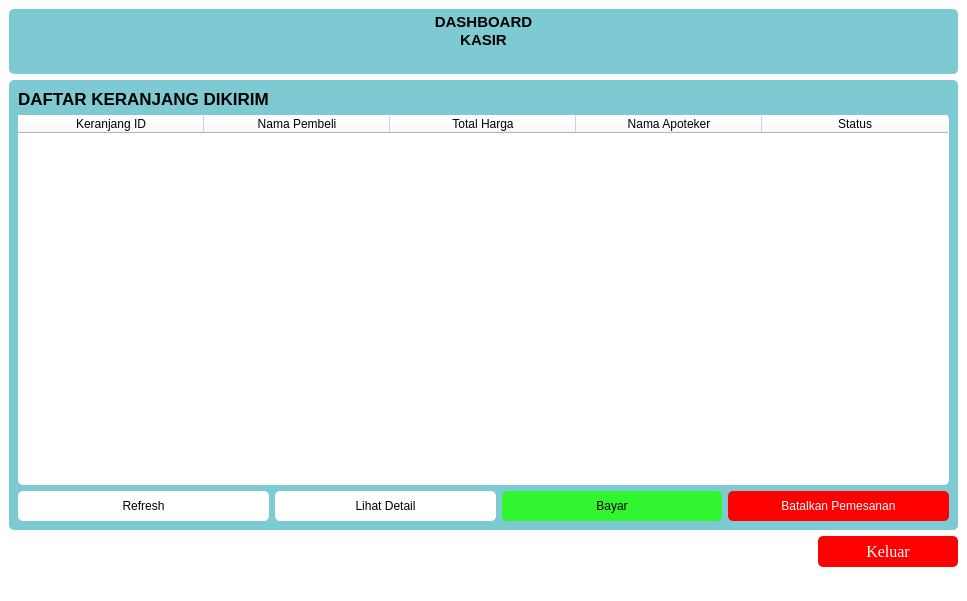
The window that frontend/dashboardKasir.ui (RN-1986/Aplikasi-apotek) describes before a commit, drawn with Qt 5.
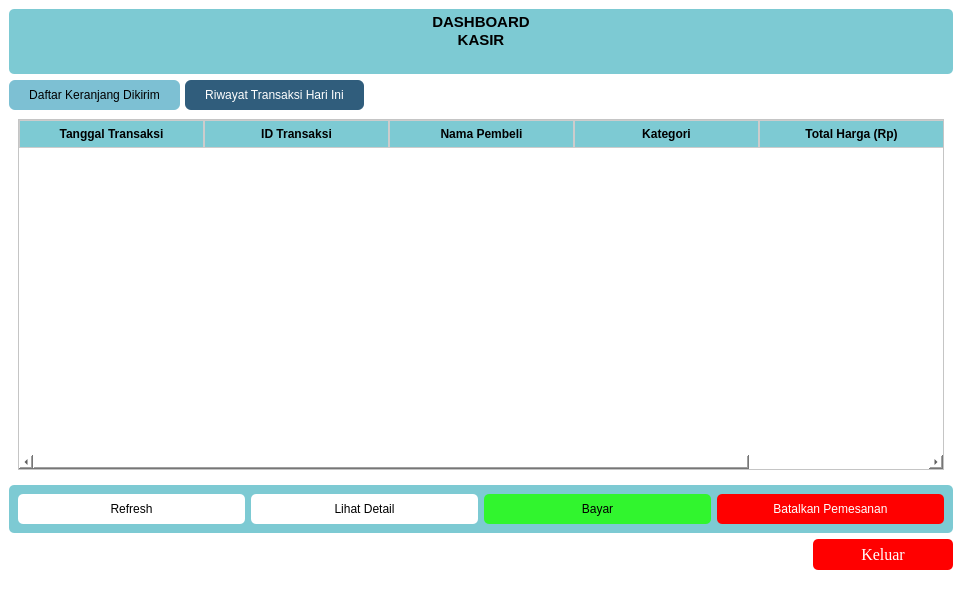
The same window after the commit. The open tabs and pages were chosen to show the change.

The edit to the form file:
```diff
--- a/frontend/dashboardKasir.ui
+++ b/frontend/dashboardKasir.ui
@@ -6,7 +6,7 @@
    <rect>
     <x>0</x>
     <y>0</y>
-    <width>967</width>
+    <width>962</width>
     <height>601</height>
    </rect>
   </property>
@@ -43,6 +43,134 @@
       </property>
      </widget>
     </item>
+    <item>
+     <widget class="QTabWidget" name="tabWidget">
+      <property name="styleSheet">
+       <string notr="true">QTabBar::tab {       
+	
+	
+	background-color: rgb(125, 192, 211);
+         padding: 8px 20px;
+         border-radius: 6px;
+         margin-right: 5px;
+       }
+       QTabBar::tab:selected {
+	background-color: rgb(48, 93, 124);
+	color: rgb(255, 255, 255);
+       }
+
+QTabWidget::pane {
+    border: none;
+    /* samakan dengan QWidget */
+	
+	background-color: rgb(125, 202, 211);
+}
+
+</string>
+      </property>
+      <property name="currentIndex">
+       <number>0</number>
+      </property>
+      <widget class="QWidget" name="tab">
+       <attribute name="title">
+        <string>Daftar Keranjang Dikirim</string>
+       </attribute>
+       <layout class="QGridLayout" name="gridLayout_2">
+        <item row="0" column="0">
+         <widget class="QTableWidget" name="tableWidget">
+          <property name="styleSheet">
+           <string notr="true">QHeaderView::section {
+    background-color: rgb(125, 202, 211);
+    color: black;
+    font-weight: bold;
+    padding: 4px;
+    border: 1px solid #ccc;
+}
+</string>
+          </property>
+          <attribute name="horizontalHeaderDefaultSectionSize">
+           <number>186</number>
+          </attribute>
+          <column>
+           <property name="text">
+            <string>Keranjang ID</string>
+           </property>
+          </column>
+          <column>
+           <property name="text">
+            <string>Nama Pembeli</string>
+           </property>
+          </column>
+          <column>
+           <property name="text">
+            <string>Total Harga (Rp)</string>
+           </property>
+          </column>
+          <column>
+           <property name="text">
+            <string>Nama Apoteker</string>
+           </property>
+          </column>
+          <column>
+           <property name="text">
+            <string>Status</string>
+           </property>
+          </column>
+         </widget>
+        </item>
+       </layout>
+      </widget>
+      <widget class="QWidget" name="tab_2">
+       <attribute name="title">
+        <string>Riwayat Transaksi Hari Ini</string>
+       </attribute>
+       <layout class="QGridLayout" name="gridLayout_3">
+        <item row="0" column="0">
+         <widget class="QTableWidget" name="tableWidget_2">
+          <property name="styleSheet">
+           <string notr="true">QHeaderView::section {
+    background-color: rgb(125, 202, 211);
+    color: black;
+    font-weight: bold;
+    padding: 4px;
+    border: 1px solid #ccc;
+}
+</string>
+          </property>
+          <attribute name="horizontalHeaderDefaultSectionSize">
+           <number>185</number>
+          </attribute>
+          <column>
+           <property name="text">
+            <string>Tanggal Transaksi</string>
+           </property>
+          </column>
+          <column>
+           <property name="text">
+            <string>ID Transaksi</string>
+           </property>
+          </column>
+          <column>
+           <property name="text">
+            <string>Nama Pembeli</string>
+           </property>
+          </column>
+          <column>
+           <property name="text">
+            <string>Kategori</string>
+           </property>
+          </column>
+          <column>
+           <property name="text">
+            <string>Total Harga (Rp)</string>
+           </property>
+          </column>
+         </widget>
+        </item>
+       </layout>
+      </widget>
+     </widget>
+    </item>
     <item>
      <widget class="QFrame" name="frame">
       <property name="maximumSize">
@@ -63,7 +191,37 @@
        <enum>QFrame::Raised</enum>
       </property>
       <layout class="QGridLayout" name="gridLayout">
-       <item row="3" column="3">
+       <item row="2" column="4">
+        <widget class="QPushButton" name="pushButton_Batalkan">
+         <property name="styleSheet">
+          <string notr="true">QPushButton { 
+border-radius: 5px;
+padding: 8px 20px; 
+	background-color: rgb(255, 0, 0);
+    color: white;
+min-width: 60px;
+}
+
+/* Saat kursor hover */
+QPushButton:hover {
+     /* warna saat hover */
+background-color:rgb(213, 0, 0);
+	color: white;
+}
+
+/* Saat tombol ditekan */
+QPushButton:pressed {
+     /* warna saat ditekan */
+background-color: rgb(213, 0, 0);
+	color: white;
+}</string>
+         </property>
+         <property name="text">
+          <string>Batalkan Pemesanan</string>
+         </property>
+        </widget>
+       </item>
+       <item row="2" column="3">
         <widget class="QPushButton" name="pushButton_Bayar">
          <property name="styleSheet">
           <string notr="true">QPushButton { 
@@ -93,7 +251,7 @@
          </property>
         </widget>
        </item>
-       <item row="3" column="2">
+       <item row="2" column="2">
         <widget class="QPushButton" name="pushButton_lihatDetail">
          <property name="styleSheet">
           <string notr="true">QPushButton { 
@@ -123,55 +281,7 @@
          </property>
         </widget>
        </item>
-       <item row="1" column="1" colspan="4">
-        <widget class="QTableWidget" name="tableWidget">
-         <property name="styleSheet">
-          <string notr="true">background-color: rgb(255, 255, 255);</string>
-         </property>
-         <attribute name="horizontalHeaderDefaultSectionSize">
-          <number>186</number>
-         </attribute>
-         <column>
-          <property name="text">
-           <string>Keranjang ID</string>
-          </property>
-         </column>
-         <column>
-          <property name="text">
-           <string>Nama Pembeli</string>
-          </property>
-         </column>
-         <column>
-          <property name="text">
-           <string>Total Harga</string>
-          </property>
-         </column>
-         <column>
-          <property name="text">
-           <string>Nama Apoteker</string>
-          </property>
-         </column>
-         <column>
-          <property name="text">
-           <string>Status</string>
-          </property>
-         </column>
-        </widget>
-       </item>
-       <item row="0" column="1">
-        <widget class="QLabel" name="label">
-         <property name="font">
-          <font>
-           <pointsize>13</pointsize>
-           <bold>true</bold>
-          </font>
-         </property>
-         <property name="text">
-          <string>DAFTAR KERANJANG DIKIRIM</string>
-         </property>
-        </widget>
-       </item>
-       <item row="3" column="1">
+       <item row="2" column="1">
         <widget class="QPushButton" name="pushButton_refresh">
          <property name="styleSheet">
           <string notr="true">QPushButton { 
@@ -201,36 +311,6 @@
          </property>
         </widget>
        </item>
-       <item row="3" column="4">
-        <widget class="QPushButton" name="pushButton_Batalkan">
-         <property name="styleSheet">
-          <string notr="true">QPushButton { 
-border-radius: 5px;
-padding: 8px 20px; 
-	background-color: rgb(255, 0, 0);
-    color: white;
-min-width: 60px;
-}
-
-/* Saat kursor hover */
-QPushButton:hover {
-     /* warna saat hover */
-background-color:rgb(213, 0, 0);
-	color: white;
-}
-
-/* Saat tombol ditekan */
-QPushButton:pressed {
-     /* warna saat ditekan */
-background-color: rgb(213, 0, 0);
-	color: white;
-}</string>
-         </property>
-         <property name="text">
-          <string>Batalkan Pemesanan</string>
-         </property>
-        </widget>
-       </item>
       </layout>
      </widget>
     </item>
```
Left out of the diff: 6 changed lines with no effect on the pictures.
